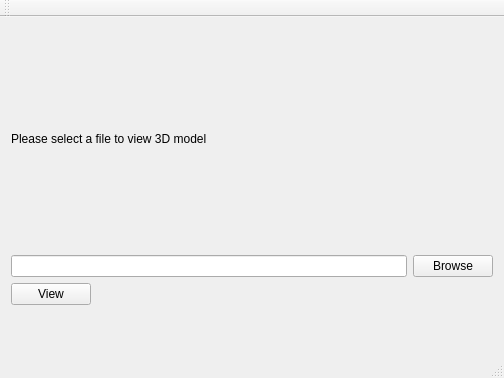
The window that mainwindow.ui (0000duck/3DViewer) describes before a commit, drawn with Qt 5.
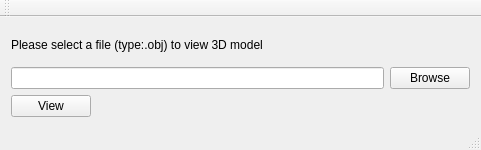
The same window after the commit.

Diff of the .ui file:
```diff
--- a/mainwindow.ui
+++ b/mainwindow.ui
@@ -6,8 +6,8 @@
    <rect>
     <x>0</x>
     <y>0</y>
-    <width>504</width>
-    <height>378</height>
+    <width>481</width>
+    <height>150</height>
    </rect>
   </property>
   <property name="maximumSize">
@@ -20,13 +20,13 @@
    <string>MainWindow</string>
   </property>
   <widget class="QWidget" name="centralWidget">
-   <layout class="QVBoxLayout" name="verticalLayout" stretch="1,20,0">
+   <layout class="QVBoxLayout" name="verticalLayout" stretch="1,20">
     <item>
      <layout class="QHBoxLayout" name="horizontalLayout" stretch="0">
       <item>
        <widget class="QLabel" name="label">
         <property name="text">
-         <string>Please select a file to view 3D model</string>
+         <string>Please select a file (type:.obj) to view 3D model</string>
         </property>
        </widget>
       </item>
@@ -74,23 +74,6 @@
       </item>
      </layout>
     </item>
-    <item>
-     <layout class="QVBoxLayout" name="verticalLayout_3">
-      <item>
-       <spacer name="verticalSpacer">
-        <property name="orientation">
-         <enum>Qt::Vertical</enum>
-        </property>
-        <property name="sizeHint" stdset="0">
-         <size>
-          <width>20</width>
-          <height>40</height>
-         </size>
-        </property>
-       </spacer>
-      </item>
-     </layout>
-    </item>
    </layout>
   </widget>
   <widget class="QMenuBar" name="menuBar">
```
Left out of the diff: 2 changed lines with no effect on the pictures.
